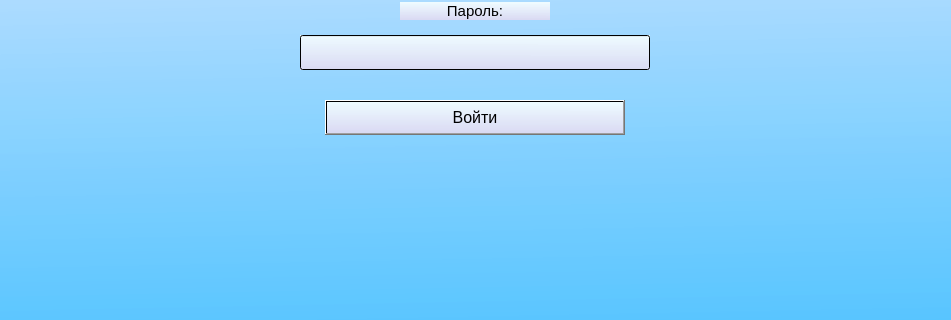
Old version of the form ui/Вход.ui in the repository SwampWood/Sunny-day; both pictures show x 0 to 951 and y 170 to 490 of the 951 by 583 pixel window.
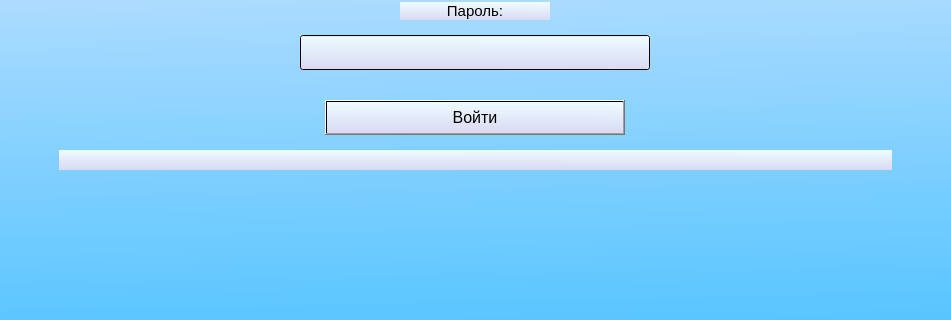
New version of the form.

Diff of the .ui file:
```diff
--- a/ui/Вход.ui
+++ b/ui/Вход.ui
@@ -22,7 +22,7 @@
   <widget class="QWidget" name="centralwidget">
    <layout class="QVBoxLayout" name="verticalLayout_2">
     <item>
-     <layout class="QVBoxLayout" name="verticalLayout" stretch="0,0,0,0,0,0,0,0">
+     <layout class="QVBoxLayout" name="verticalLayout" stretch="0,0,0,0,0,0,0,0,0">
       <property name="spacing">
        <number>15</number>
       </property>
@@ -160,6 +160,22 @@
         </property>
        </widget>
       </item>
+      <item>
+       <widget class="QLabel" name="label_Errors">
+        <property name="minimumSize">
+         <size>
+          <width>0</width>
+          <height>20</height>
+         </size>
+        </property>
+        <property name="styleSheet">
+         <string notr="true">background-color: qlineargradient(spread:pad, x1:0.503, y1:0.977273, x2:0.522, y2:0.028, stop:0 rgba(218, 218, 243, 255), stop:0.995025 rgba(240, 252, 255, 249));</string>
+        </property>
+        <property name="text">
+         <string/>
+        </property>
+       </widget>
+      </item>
       <item>
        <spacer name="verticalSpacer_2">
         <property name="orientation">
```
